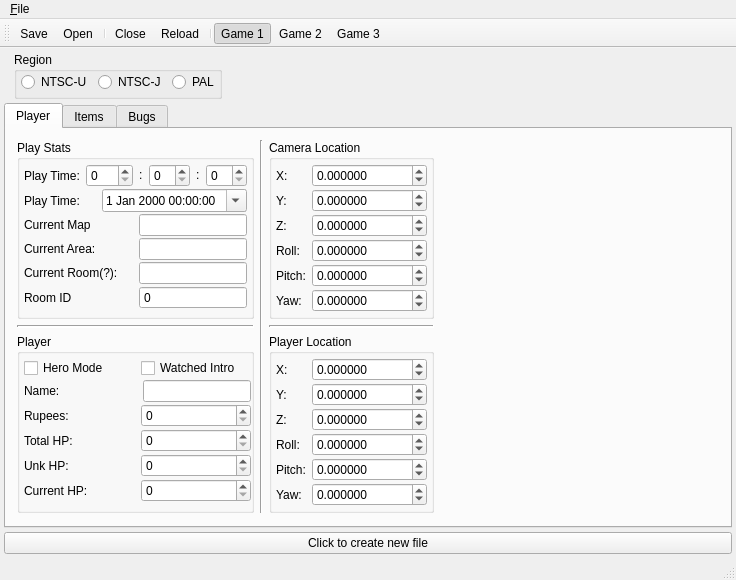
First picture: the form in save editor/SS_SaveEditor/forms/mainwindow.ui, repository Antidote/skyward-sword-save-editor, before the edit.
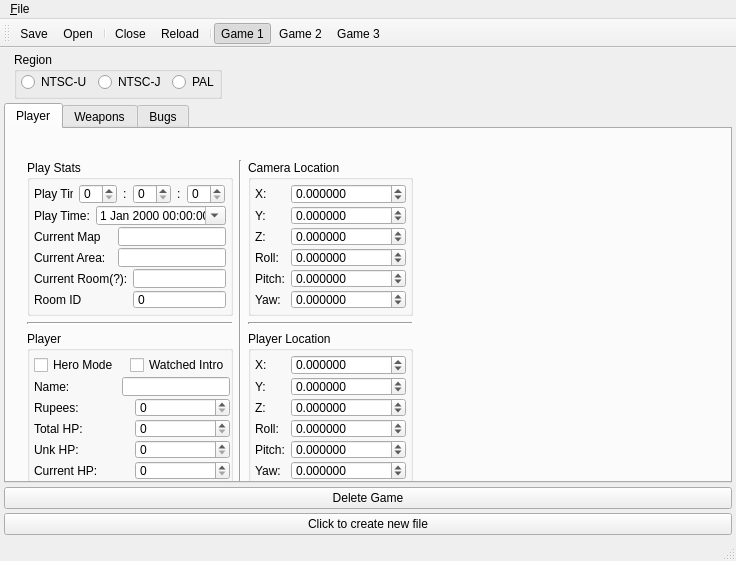
Second picture: the form after the edit. The open tabs and pages were chosen to show the change. Icons and pictures are not drawn.

Diff of the .ui file:
```diff
--- a/save editor/SS_SaveEditor/forms/mainwindow.ui
+++ b/save editor/SS_SaveEditor/forms/mainwindow.ui
@@ -111,8 +111,15 @@
        <attribute name="title">
         <string>Player</string>
        </attribute>
-       <layout class="QVBoxLayout" name="verticalLayout_7">
-        <item>
+       <widget class="QWidget" name="layoutWidget">
+        <property name="geometry">
+         <rect>
+          <x>10</x>
+          <y>20</y>
+          <width>408</width>
+          <height>349</height>
+         </rect>
+        </property>
          <layout class="QHBoxLayout" name="horizontalLayout_3">
           <item>
            <layout class="QVBoxLayout" name="verticalLayout_5">
@@ -845,39 +852,12 @@
             </item>
            </layout>
           </item>
-          <item>
-           <spacer name="horizontalSpacer">
-            <property name="orientation">
-             <enum>Qt::Horizontal</enum>
-            </property>
-            <property name="sizeHint" stdset="0">
-             <size>
-              <width>40</width>
-              <height>20</height>
-             </size>
-            </property>
-           </spacer>
-          </item>
-         </layout>
-        </item>
-        <item>
-         <spacer name="verticalSpacer">
-          <property name="orientation">
-           <enum>Qt::Vertical</enum>
-          </property>
-          <property name="sizeHint" stdset="0">
-           <size>
-            <width>20</width>
-            <height>106</height>
-           </size>
-          </property>
-         </spacer>
-        </item>
-       </layout>
-      </widget>
-      <widget class="QWidget" name="itemsTab">
+        </layout>
+       </widget>
+      </widget>
+      <widget class="QWidget" name="widget">
        <attribute name="title">
-        <string>Items</string>
+        <string>Weapons</string>
        </attribute>
        <widget class="QGroupBox" name="groupBox">
         <property name="geometry">
@@ -1503,6 +1483,13 @@
       </widget>
      </widget>
     </item>
+    <item>
+     <widget class="QPushButton" name="deleteGameBtn">
+      <property name="text">
+       <string>Delete Game</string>
+      </property>
+     </widget>
+    </item>
     <item>
      <widget class="QPushButton" name="createFileBtn">
       <property name="text">
```
Left out of the diff: 2 changed lines with no effect on the pictures. Lines whose indentation alone changed are shown as unchanged.
